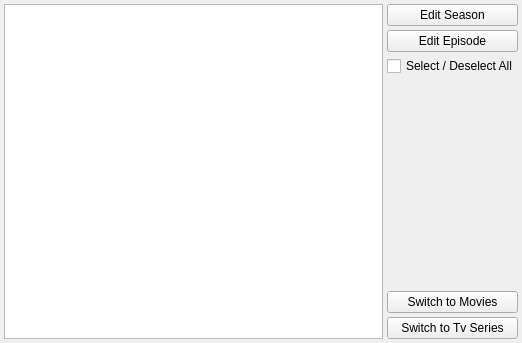
rexMingla/my-renamer, file src/trunk/ui/ui_WorkBench.ui: the form before one commit.
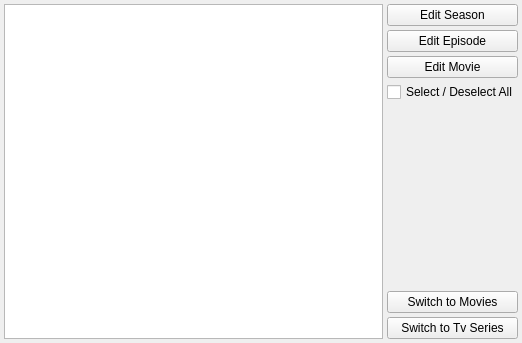
The form after the commit.

```diff
--- a/src/trunk/ui/ui_WorkBench.ui
+++ b/src/trunk/ui/ui_WorkBench.ui
@@ -49,7 +49,14 @@
       </widget>
      </item>
      <item>
-      <widget class="QCheckBox" name="selectAllCheckBox_">
+      <widget class="QPushButton" name="editMovieButton">
+       <property name="text">
+        <string>Edit Movie</string>
+       </property>
+      </widget>
+     </item>
+     <item>
+      <widget class="QCheckBox" name="selectAllCheckBox">
        <property name="toolTip">
         <string>Select/deselect all files</string>
        </property>
```
Left out of the diff: 6 changed lines with no effect on the pictures.
